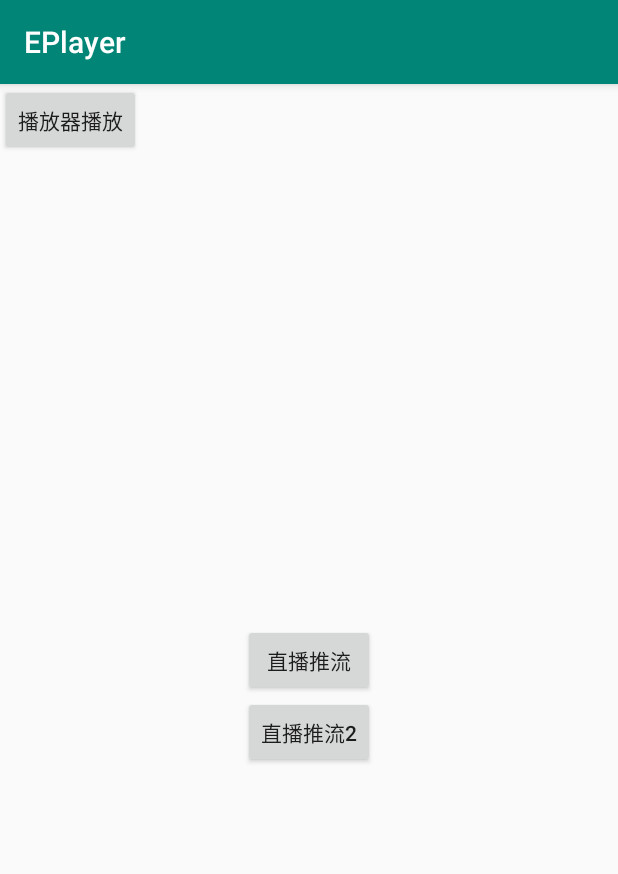
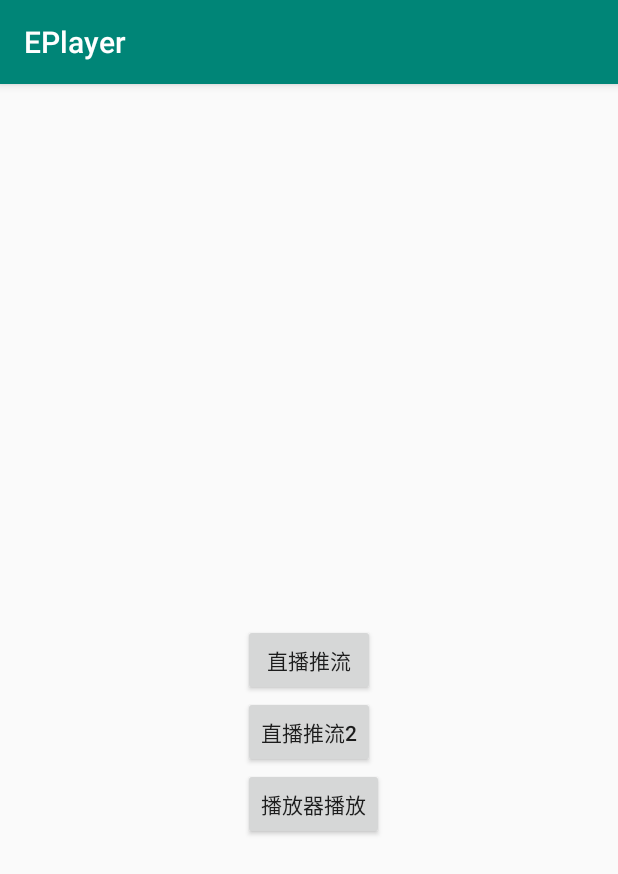
Before and after one commit to jiusetian/EPlayer, an Android app: the screen it shows after launch (MainActivity), on a phone screen of 412 x 824 dp. Shown: the top 874 px of the screen. Run offline under Robolectric (Android 15) with nearby library versions, the phone set to English and light mode, and no system bars; libraries missing offline, so code that uses them is left out: pub.devrel.easypermissions; 2 statements that could not run were skipped.

Commit message:
基本完成直播模块的重构

```diff
--- a/app/src/main/res/layout/activity_main.xml
+++ b/app/src/main/res/layout/activity_main.xml
@@ -32,8 +32,8 @@
             android:layout_width="wrap_content"
             android:layout_height="wrap_content"
             android:text="播放器播放"
-            app:layout_constraintTop_toBottomOf="@+id/btn_live1"
-            app:layout_constraintLeft_toLeftOf="@+id/btn_live1"
+            app:layout_constraintTop_toBottomOf="@+id/btn_live2"
+            app:layout_constraintLeft_toLeftOf="@+id/btn_live2"
     />
 
 
```
